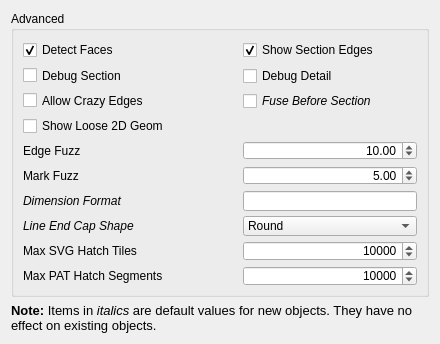
This is src/Mod/TechDraw/Gui/DlgPrefsTechDrawAdvanced.ui in southseact-3d/fcd as Qt 5 draws it before an edit. The edited form follows.
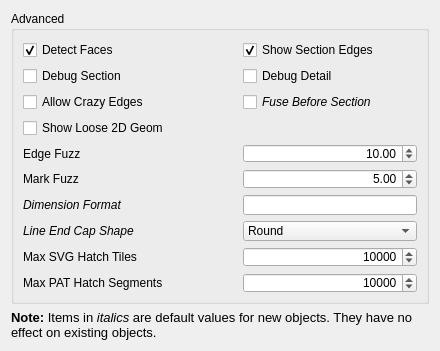
This is the edited form. Custom widgets are drawn as their Qt base class.

Commit message: [TD]fix wrong preference path

```diff
--- a/src/Mod/TechDraw/Gui/DlgPrefsTechDrawAdvanced.ui
+++ b/src/Mod/TechDraw/Gui/DlgPrefsTechDrawAdvanced.ui
@@ -7,7 +7,7 @@
     <x>0</x>
     <y>0</y>
     <width>440</width>
-    <height>333</height>
+    <height>351</height>
    </rect>
   </property>
   <property name="windowTitle">
```
Left out of the diff: 8 changed lines with no effect on the pictures.
